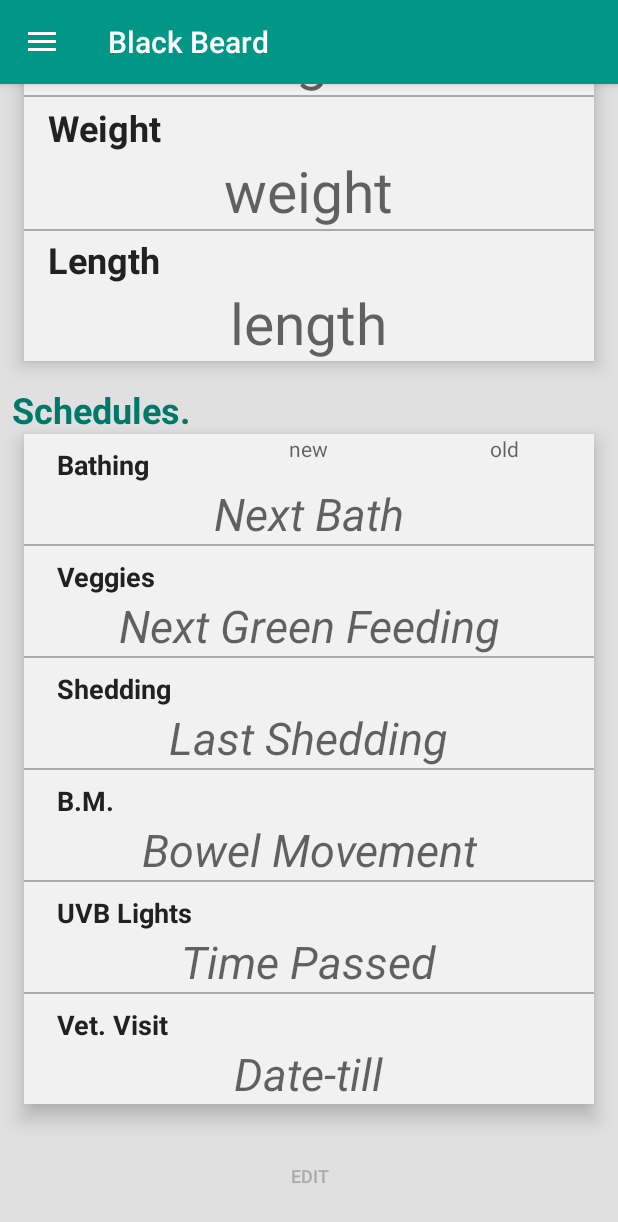
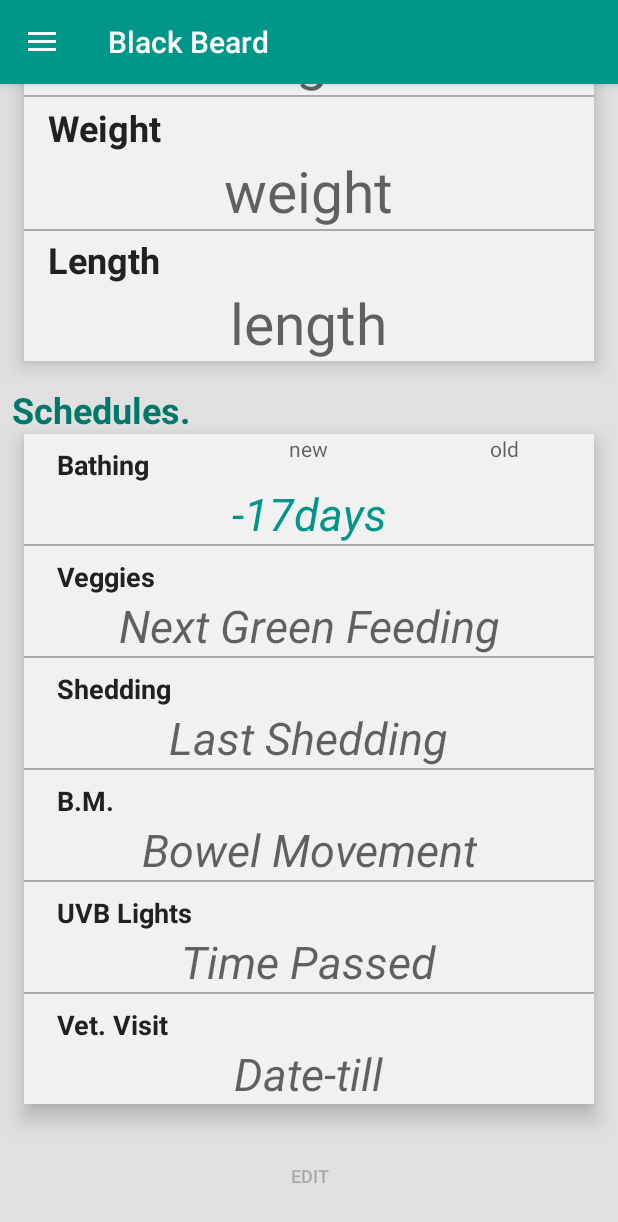
Before and after one commit to Yorisoft/Black-Beard, an Android app: the MainActivity screen opened directly, with no data from a screen before it, scrolled down 341 dp, on a phone screen of 412 x 824 dp. Shown: the top 1222 px of the screen. Run offline under Robolectric (Android 15) with nearby library versions, the phone set to English and light mode, and no system bars; our stand-ins replace Picasso.

Commit message:
MainActivity values have been properly set to only display saved information else Views will only display Hints.

```diff
--- a/app/src/main/java/com/yorisoft/blackbeard4278/blackbeardalpha/MainActivity.java
+++ b/app/src/main/java/com/yorisoft/blackbeard4278/blackbeardalpha/MainActivity.java
@@ -42,6 +42,7 @@ import static android.R.attr.tag;
 public class MainActivity extends AppCompatActivity {
 
     private AgeCalculation age = null;
+    private Schedules bath = null;
 
     Button editBttn;
     Button saveButton;
@@ -64,6 +65,7 @@ public class MainActivity extends AppCompatActivity {
         setContentView(R.layout.activity_main);
 
         age=new AgeCalculation();
+        bath= new Schedules();
 
         ageOne = (TextView) findViewById(R.id.ageOne);
         weightOne = (TextView) findViewById(R.id.weightOne);
@@ -83,30 +85,24 @@ public class MainActivity extends AppCompatActivity {
 
         SharedPreferences prefs = getSharedPreferences("basic_dragon_info", Context.MODE_PRIVATE);
         String profile = prefs.getString("image_path","choose image");
-        String name= prefs.getString("dragon_name","add name!");
-
         int birth_month = prefs.getInt("birth_month",1);
         int birth_day = prefs.getInt("birth_day",1);
         int birth_year = prefs.getInt("birth_year",1);
 
-        String savedAge = prefs.getString("dragon_age","");
-
-        String weight = prefs.getString("dragon_weight","");
-        String length = prefs.getString("dragon_length","");
-        String bath = prefs.getString("bath_future","");
-        String old_bath = prefs.getString("bathed_date","");
+        int bathMonth = prefs.getInt("bath_month", 1); // Integer.valueOf(bMonth));
+        int bathDay = prefs.getInt("bath_day", 1); // Integer.valueOf(bDay));
+        int bathYear = prefs.getInt("bath_year", 1);
 
 
+        age.setDateOfBirth(birth_year, birth_month, birth_day);
 
-         age.setDateOfBirth(birth_year, birth_month, birth_day);
-        if (birth_year == 1 ){
+        bath.setSelectedDate(bathYear, bathMonth, bathDay);
 
-        } else {
-            calculateAge();
-        }
+            getValues();
+//populating views with values. if statements in case they are empty.
 
 
-
+        //lastBath.setText(old_bath);
 
         //  byte[] imageAsBytes = Base64.decode(profile, Base64.DEFAULT);
       // Bitmap bitmapPre = BitmapFactory.decodeByteArray(imageAsBytes, 0, imageAsBytes.length);
@@ -129,12 +125,6 @@ public class MainActivity extends AppCompatActivity {
                 .centerCrop()
                 .into(petPicture);
 
-        petName.setText(name);
-     //   ageOne.setText(savedAge);
-        weightOne.setText(weight);
-        lengthOne.setText(length);
-        newBath.setText(bath);
-        lastBath.setText(old_bath);
 
 
 
@@ -200,6 +190,67 @@ public class MainActivity extends AppCompatActivity {
 
     }
 
+    private void getValues() {
+
+        SharedPreferences prefs = getSharedPreferences("basic_dragon_info", Context.MODE_PRIVATE);
+        String name = prefs.getString("dragon_name", "add name!");
+
+        int birth_year = prefs.getInt("birth_year", 1);
+
+
+        String savedAge = prefs.getString("dragon_age", "");
+
+        String weight = prefs.getString("dragon_weight", "");
+        String length = prefs.getString("dragon_length", "");
+
+        String new_bath = prefs.getString("bathed_future", "Last bathed");
+        String old_bath = prefs.getString("bathed_date", "");
+
+
+        if (birth_year == 1) {
+            //Keep Hint
+        } else {
+            calculateAge();
+        }
+
+        if (old_bath.equals("Last Bathed?")) {
+            //Keep Hint
+        } else {
+            lastBath.setText(old_bath);
+        }
+
+        if (name.equals("Pet name!")) {
+            //Keep Hint
+        } else {
+            petName.setText(name);
+        }
+
+        if (weight.equals("weight")) {
+            //Keep Hint
+        } else {
+            weightOne.setText(weight);
+        }
+
+        if (length.equals("length")) {
+            //Keep Hint
+        } else {
+            lengthOne.setText(length);
+        }
+
+        if (new_bath.equals("Last bathed")) {
+            bath.setCurrentDate();
+            Log.i("calculateAge: ", age.toString());
+            bath.calculateMonth();
+            bath.calculateDay();
+            bath.calculateWeek();
+            bath.getFutureDate();
+            newBath.setText(bath.getFutureDate());
+        } else {
+            newBath.setText(new_bath);
+
+        }
+    }
+
 
     @Override
             public boolean onOptionsItemSelected(MenuItem item) {
@@ -246,5 +297,17 @@ public class MainActivity extends AppCompatActivity {
         ageOne.setText(age.getResult());
     }
 
+ //   private void calculateBath()
+    //   {
+//
+    //       bath.setCurrentDate();
+    //       Log.i("calculateAge: ", age.toString());
+    //       bath.calculateMonth();
+    //       bath.calculateDay();
+    //      bath.calculateWeek();
+    //      bath.getFutureDate();
+    //     newBath.setText(bath.getFutureDate());
+    // }
+
 
 }
--- a/app/src/main/java/com/yorisoft/blackbeard4278/blackbeardalpha/Schedules.java
+++ b/app/src/main/java/com/yorisoft/blackbeard4278/blackbeardalpha/Schedules.java
@@ -25,6 +25,14 @@ public class Schedules {
         cDay = c.get(Calendar.DAY_OF_MONTH);
         return cDay + ":" + cMonth + ":" + cYear;
     }
+    public void setCurrentDate() {
+        Calendar c = Calendar.getInstance();
+        cYear = c.get(Calendar.YEAR);
+        cMonth = c.get(Calendar.MONTH);
+        cMonth++;
+        cDay = c.get(Calendar.DAY_OF_MONTH);
+    }
+
     public void setSelectedDate(int nYear, int nMonth, int nDay) {
         sDay = nYear;
         sMonth = nMonth;
--- a/app/src/main/res/layout/main_edit_01.xml
+++ b/app/src/main/res/layout/main_edit_01.xml
@@ -114,7 +114,7 @@
         android:layout_alignParentLeft="true"
         android:layout_alignParentStart="true"
         android:layout_below="@+id/ageSmall"
-        android:hint="Length &amp; unit (ex.2 lb, 2 kg etc.."
+        android:hint="Weight &amp; unit (ex.2 lb, 2 kg etc.."
         android:imeOptions="actionDone"
         android:singleLine="true" />
 
```
Also changed, not shown: app/src/main/java/com/yorisoft/blackbeard4278/blackbeardalpha/MainEdit.java (+48 -9 lines).
